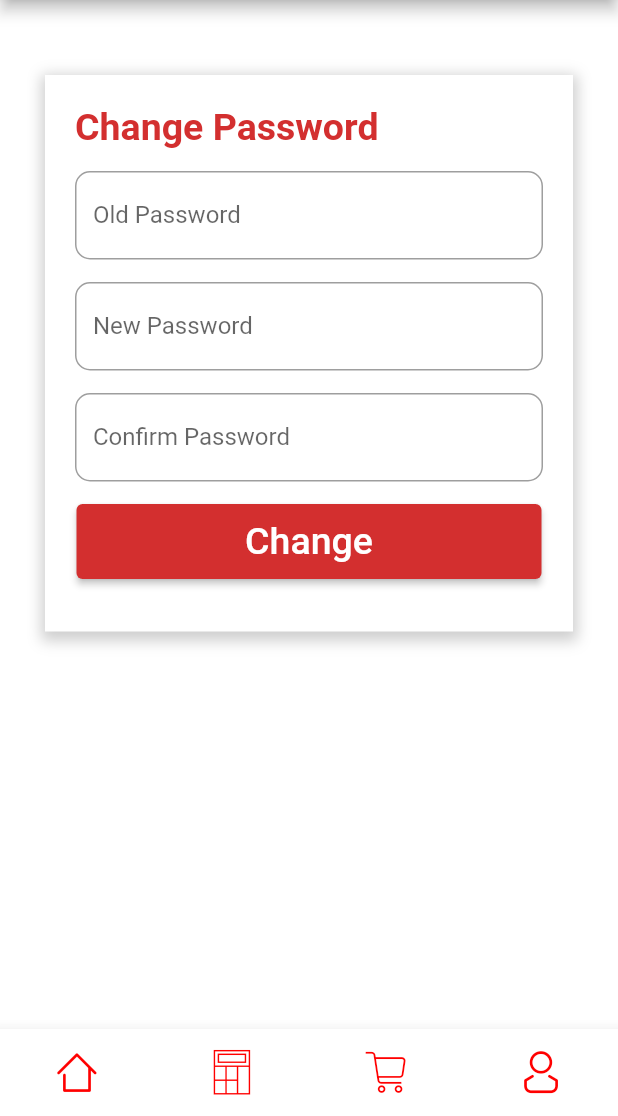
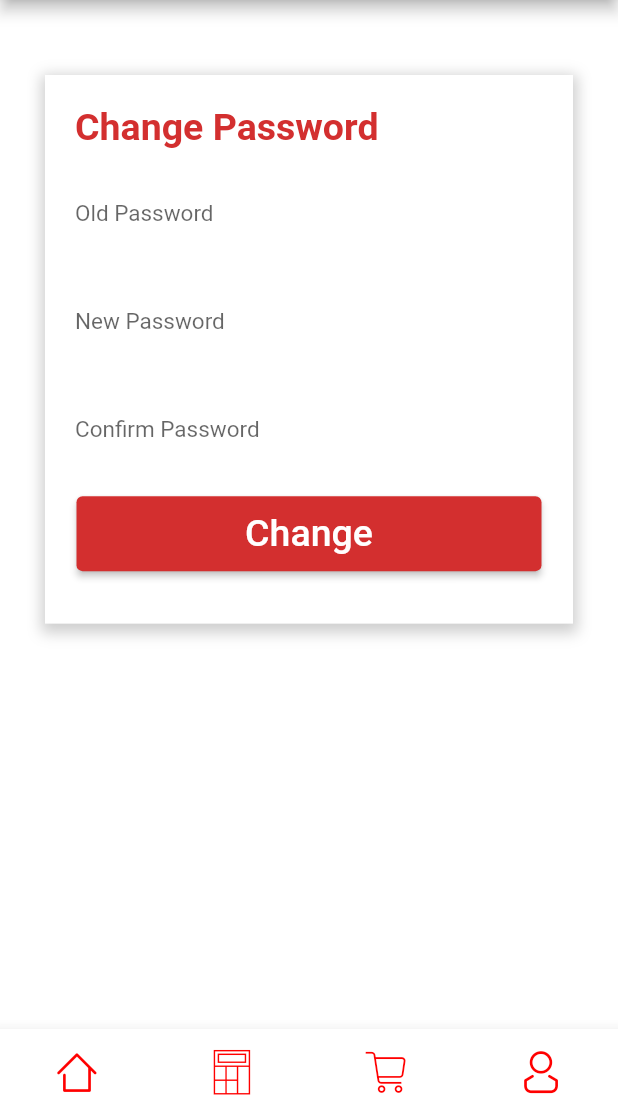
Before and after one commit to MohanadSafwat/Matjar-App, a Flutter app: the ResetPassword screen opened directly, on a phone screen of 412 x 824 dp, the part 120-1236 px from its top. Run offline on Flutter 3.47's test engine with Material 2 defaults, Android fonts, the phone set to English and light mode, and no system bars; our stand-ins replace cloud_firestore, firebase_auth, firebase_core, firebase_database, firebase_storage, flutter_rating_bar and 3 more; missing offline and left inert: dart:ffi; accounts and stored records are empty; network calls fail.

Commit message:
Update customComponents.dart

```diff
--- a/lib/Custom Widget/customComponents.dart
+++ b/lib/Custom Widget/customComponents.dart
@@ -27,7 +27,8 @@ class CustomButton extends StatelessWidget {
   final String text;
   final double vertical, horizontal;
   final Function fnc;
-  CustomButton({@required this.text, this.horizontal, this.vertical,this.fnc});
+  Color color;
+  CustomButton({@required this.text, this.horizontal, this.vertical,this.fnc, this.color});
   @override
   Widget build(BuildContext context) {
     return RaisedButton(
@@ -39,7 +40,8 @@ class CustomButton extends StatelessWidget {
         ),
       ),
       onPressed: fnc,
-      color: Colors.red,
+      color: color,
+
       padding: EdgeInsets.symmetric(vertical: vertical, horizontal: horizontal),
     );
   }
@@ -47,17 +49,20 @@ class CustomButton extends StatelessWidget {
 
 class CustomTextField extends StatelessWidget {
   final String lable;
+  Color textColor;
   final TextEditingController control ;
-  CustomTextField({@required this.lable, this.control});
+  CustomTextField({@required this.lable, this.control, this.textColor});
   @override
   Widget build(BuildContext context) {
     return TextField(controller: control ,
+      style: TextStyle(fontSize: 15, color: textColor),
       decoration: InputDecoration(
         labelText: lable,
-        border: OutlineInputBorder(
-          borderRadius: BorderRadius.circular(10),
+        border: InputBorder.none,
+        labelStyle: TextStyle(color: textColor),
 
-        ),
+
+
       ),
     );
   }
```
